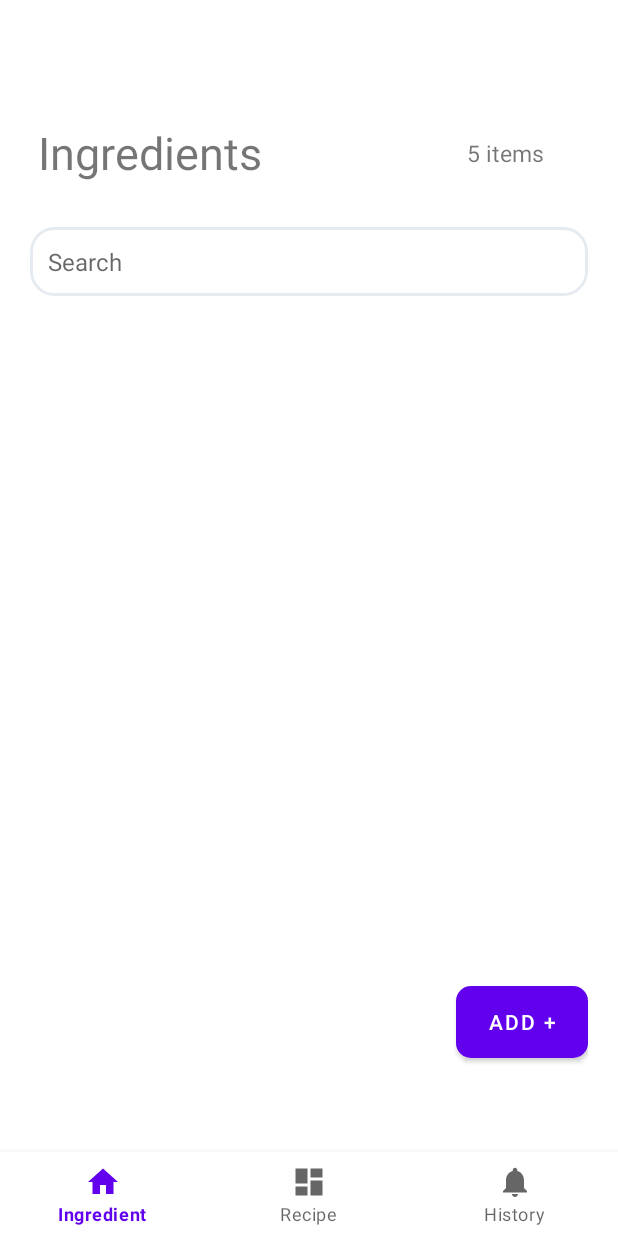
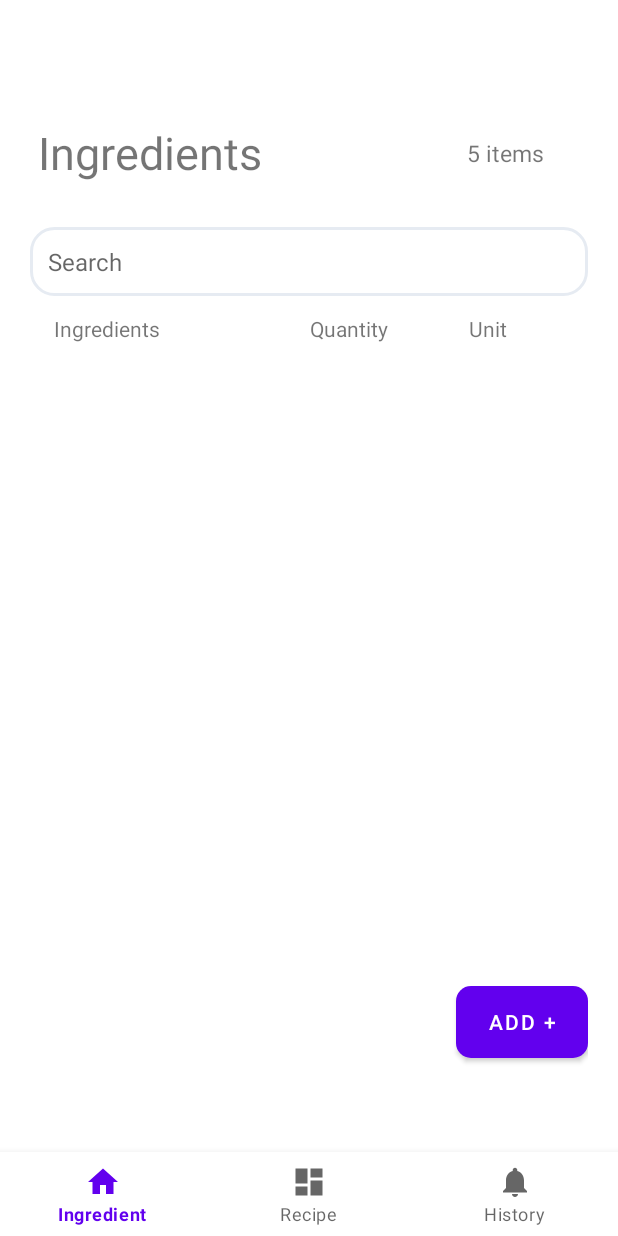
Before and after one commit to Porsugu/Fridge_Focus, an Android app: the screen it shows after launch (MainActivity), on a phone screen of 412 x 824 dp. Run offline under Robolectric (Android 15) with nearby library versions, the phone set to English and light mode, and no system bars; our stand-ins replace navigation-ui.

Commit message:
only adding the item is done rn

```diff
--- a/app/src/main/java/com/example/fridgefocus/ui/home/HomeFragment.kt
+++ b/app/src/main/java/com/example/fridgefocus/ui/home/HomeFragment.kt
@@ -31,7 +31,7 @@ import androidx.core.content.ContextCompat
 import androidx.recyclerview.widget.LinearLayoutManager
 import androidx.recyclerview.widget.RecyclerView
 import com.example.fridgefocus.ItemAdapter
-import com.google.firebase.crashlytics.buildtools.reloc.com.google.common.net.MediaType
+import com.example.fridgefocus.ItemSpacingDecoration
 //import okhttp3.MediaType
 //import okhttp3.MultipartBody
 //import okhttp3.RequestBody
@@ -75,6 +75,7 @@ class HomeFragment : Fragment() {
         _binding = FragmentHomeBinding.inflate(inflater, container, false)
         val view = inflater.inflate(R.layout.fragment_home,container,false)
         recyclerView = view.findViewById(R.id.ingredient_list)
+        recyclerView.addItemDecoration(ItemSpacingDecoration(16))
 
         adapter = ItemAdapter(items)
         recyclerView.layoutManager = LinearLayoutManager(requireContext())
@@ -143,9 +144,9 @@ class HomeFragment : Fragment() {
                 // Save or use variables here
                     Log.d("DialogResult", "Name: $name, Quantity: $quantity, Unit: $unit")
 
-
                 //adding the item
                 items.add(Item(name,quantity, unit))
+                adapter.notifyItemInserted(items.size - 1)
 
             }
             .setNegativeButton("Cancel", null)
--- a/app/src/main/res/layout/fragment_home.xml
+++ b/app/src/main/res/layout/fragment_home.xml
@@ -4,9 +4,9 @@
     xmlns:tools="http://schemas.android.com/tools"
     android:layout_width="match_parent"
     android:layout_height="match_parent"
-    tools:context=".ui.home.HomeFragment"
+    android:orientation="vertical"
     android:padding="20dp"
-    android:orientation="vertical">
+    tools:context=".ui.home.HomeFragment">
 
 
     <androidx.constraintlayout.widget.ConstraintLayout
@@ -14,10 +14,10 @@
         android:layout_width="match_parent"
         android:layout_height="wrap_content"
         android:orientation="horizontal"
+        android:padding="5dp"
         app:layout_constraintEnd_toEndOf="parent"
         app:layout_constraintStart_toStartOf="parent"
-        app:layout_constraintTop_toTopOf="parent"
-        android:padding="5dp">
+        app:layout_constraintTop_toTopOf="parent">
 
         <TextView
             android:id="@+id/textView2"
@@ -60,13 +60,56 @@
         app:layout_constraintTop_toBottomOf="@+id/constraintLayout" />
 
     <!-- Button to add the ingredients -->
+
+
+    <androidx.constraintlayout.widget.ConstraintLayout
+        android:id="@+id/constraintLayout8"
+        android:layout_width="match_parent"
+        android:layout_height="wrap_content"
+        android:layout_marginTop="12dp"
+        app:layout_constraintEnd_toEndOf="parent"
+        app:layout_constraintStart_toStartOf="parent"
+        app:layout_constraintTop_toBottomOf="@+id/et_search">
+
+        <TextView
+            android:id="@+id/textView6"
+            android:layout_width="wrap_content"
+            android:layout_height="wrap_content"
+            android:layout_marginStart="16dp"
+            android:layout_marginTop="12dp"
+            android:text="Ingredients"
+            app:layout_constraintStart_toStartOf="parent" />
+
+        <TextView
+            android:id="@+id/textView7"
+            android:layout_width="wrap_content"
+            android:layout_height="wrap_content"
+            android:layout_marginStart="100dp"
+            android:text="Quantity"
+            app:layout_constraintStart_toEndOf="@+id/textView6"
+            tools:layout_editor_absoluteY="0dp" />
+
+        <TextView
+            android:layout_width="wrap_content"
+            android:layout_height="wrap_content"
+            android:text="Unit"
+            app:layout_constraintEnd_toEndOf="parent"
+            app:layout_constraintStart_toEndOf="@+id/textView7"
+            tools:layout_editor_absoluteY="0dp" />
+
+
+    </androidx.constraintlayout.widget.ConstraintLayout>
+
     <androidx.recyclerview.widget.RecyclerView
         android:id="@+id/ingredient_list"
         android:layout_width="match_parent"
         android:layout_height="wrap_content"
-        android:layout_marginTop="24dp"
-        app:layout_constraintTop_toBottomOf="@+id/et_search"
-        tools:layout_editor_absoluteX="36dp" />
+        android:layout_marginTop="32dp"
+        android:padding="8dp"
+        app:layout_constraintEnd_toEndOf="parent"
+        app:layout_constraintHorizontal_bias="0.498"
+        app:layout_constraintStart_toStartOf="parent"
+        app:layout_constraintTop_toBottomOf="@+id/constraintLayout8" />
 
     <Button
         android:id="@+id/ingredients_add_btn"
```
